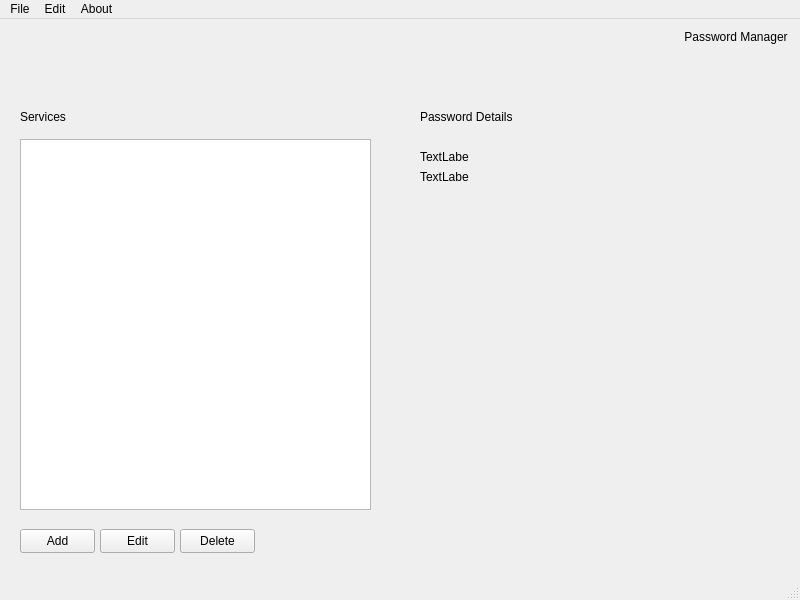
The window that passwordmanager.ui (pkuszn/PasswordManagerQT) describes before a commit, drawn with Qt 5.
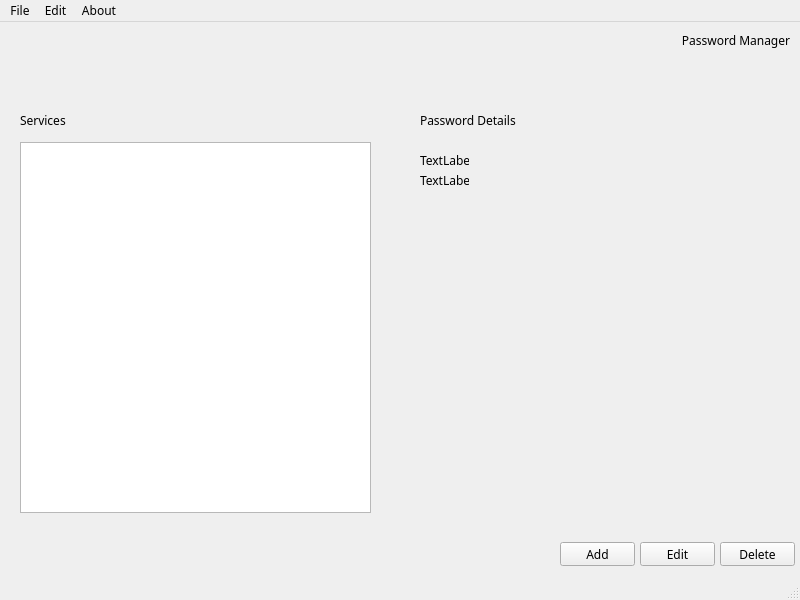
The same window after the commit.

Diff of the .ui file:
```diff
--- a/passwordmanager.ui
+++ b/passwordmanager.ui
@@ -11,7 +11,9 @@
    </rect>
   </property>
   <property name="font">
-   <font/>
+   <font>
+    <family>Fira Code Medium</family>
+   </font>
   </property>
   <property name="windowTitle">
    <string>PasswordManager</string>
@@ -45,8 +47,8 @@
    <widget class="QPushButton" name="pushButton">
     <property name="geometry">
      <rect>
-      <x>20</x>
-      <y>510</y>
+      <x>560</x>
+      <y>520</y>
       <width>75</width>
       <height>24</height>
      </rect>
@@ -58,8 +60,8 @@
    <widget class="QPushButton" name="pushButton_2">
     <property name="geometry">
      <rect>
-      <x>100</x>
-      <y>510</y>
+      <x>640</x>
+      <y>520</y>
       <width>75</width>
       <height>24</height>
      </rect>
@@ -71,8 +73,8 @@
    <widget class="QPushButton" name="pushButton_3">
     <property name="geometry">
      <rect>
-      <x>180</x>
-      <y>510</y>
+      <x>720</x>
+      <y>520</y>
       <width>75</width>
       <height>24</height>
      </rect>
@@ -156,7 +158,7 @@
      <x>0</x>
      <y>0</y>
      <width>800</width>
-     <height>22</height>
+     <height>21</height>
     </rect>
    </property>
    <widget class="QMenu" name="menuNew">
```
